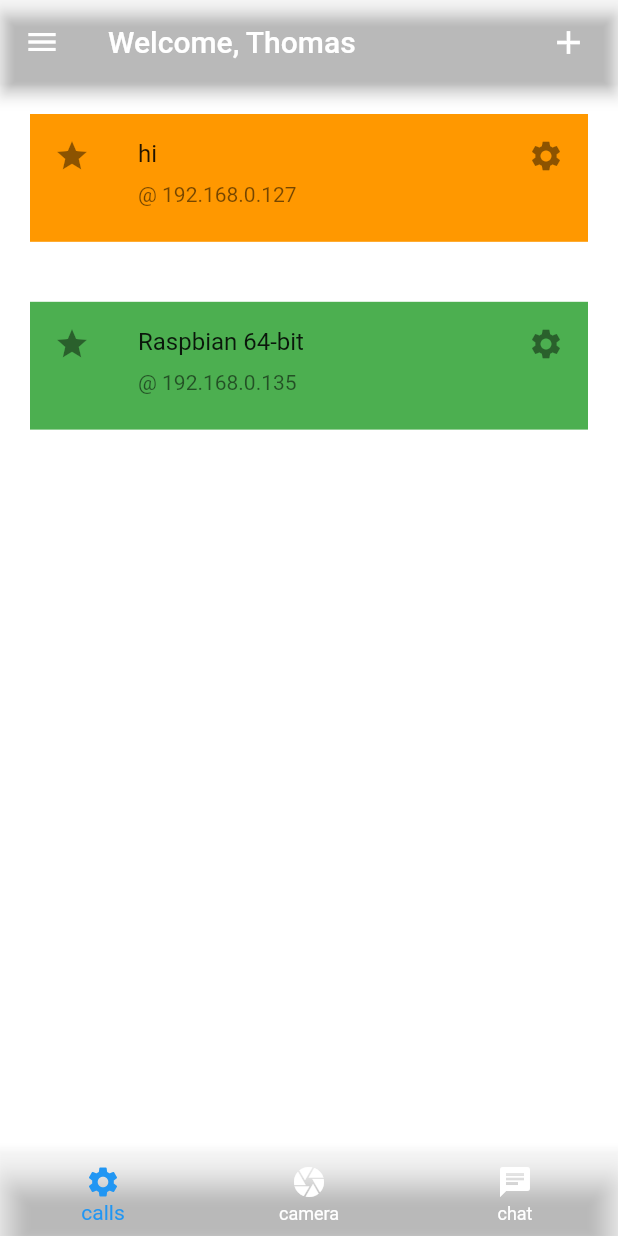
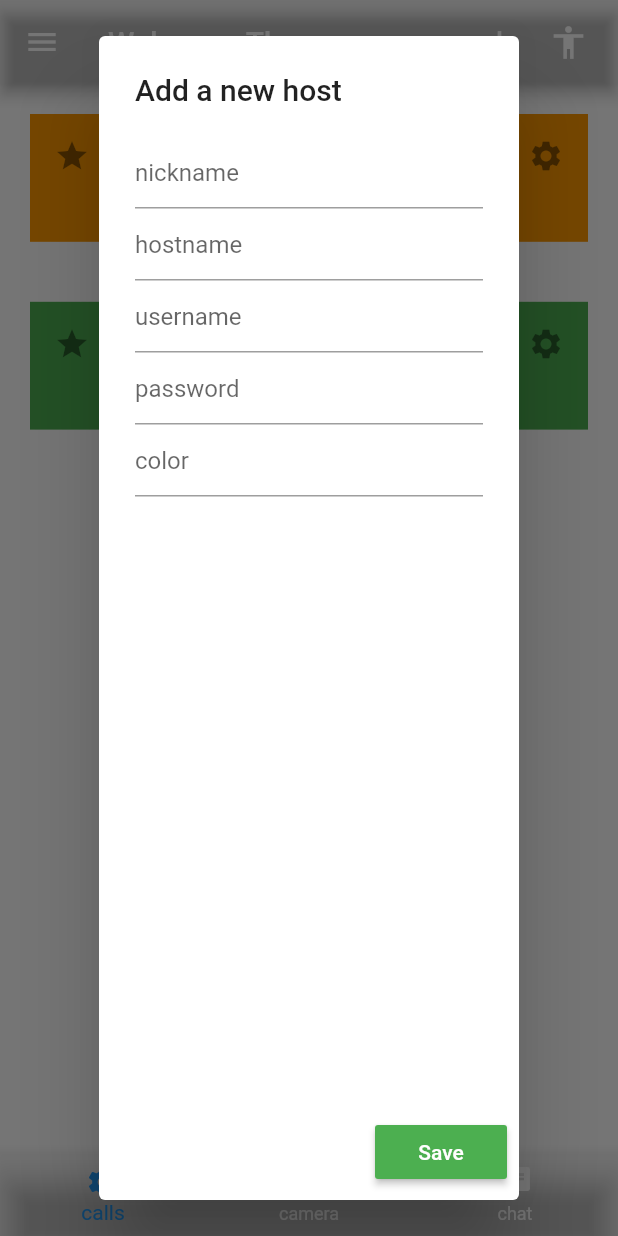
Before and after one commit to ThomasVuNguyen/comfySpace, a Flutter app: the screen it shows after launch, after a tap on the "add" icon, on a phone screen of 412 x 824 dp. Run offline on Flutter 3.47's test engine with Material 2 defaults, Android fonts, the phone set to English and light mode, and no system bars; our stand-ins replace shared_preferences; missing offline and left inert: authui, dart:ffi, dartssh2, virtual_keyboard_multi_language, xterm; accounts and stored records are empty.

Commit message:
Added variable for custom connection
Added functionality:
Storing username, host, password & preference data on memory
Ease of extract, modify, and wipe data with just 1 click for use & debugging

Note: Flutter is so freakin' fun

```diff
--- a/lib/main.dart
+++ b/lib/main.dart
@@ -8,12 +8,18 @@ import 'package:virtual_keyboard_multi_language/virtual_keyboard_multi_language.
 import 'package:flutter/cupertino.dart';
 import 'package:xterm/xterm.dart';
 import 'package:shared_preferences/shared_preferences.dart';
+String? nickname;
 String? hostname;
 int port = 22;
 String? username;
 String? password;
+String? color;
 const bgcolor = Color(0x001f1f1f);
-List<String> nameList = ["hi"];
+List<String> nameList = ["name1"];
+List<String> hostList = ["host1"];
+List<String> userList = [];
+List<String> passList = [];
+List<String> colorList = [];
 var name = "ok";
 
 void main() {
@@ -45,13 +51,6 @@ class Term extends StatefulWidget {
 } //MyHomePage
 
 class _WelcomePage extends State<Welcome>{
-  /*String? value1;
-  String? hostname;
-  int port = 22;
-  String? username;
-  String? password;
-  Color bgcolor = Color(0x001f1f1f);*/
-
   @override
   Widget build(BuildContext context) {
     return Scaffold(
@@ -70,13 +69,87 @@ class _WelcomePage extends State<Welcome>{
         actions: <Widget>[
           Padding(padding: const EdgeInsets.only(right: 20.0),
             child: GestureDetector(
-              onTap:(){},
+              onTap:(){
+                showDialog(context: context, builder:(BuildContext context){
+                  return AlertDialog(
+                    title: const Text("Add a new host"),
+                    content: Column(
+                      children: [
+                        TextField( //add nickname
+                          onChanged: (name1){
+                            nickname = name1;
+                            },
+                          decoration: const InputDecoration(
+                            hintText: "nickname",
+                          ),
+                        ),
+                        TextField( //add hostname
+                          onChanged: (host1){
+                            hostname = host1;
+                            ;},
+                          decoration: const InputDecoration(
+                            hintText: "hostname",
+                          ),
+                        ),
+                        TextField( //add username
+                          onChanged: (user1){
+                            username = user1;
+                            },
+                          decoration: const InputDecoration(
+                            hintText: "username",
+                          ),
+                        ),
+                        TextField( //add password
+                          onChanged: (pass1){
+                            password = pass1;
+                            },
+                          decoration: const InputDecoration(
+                            hintText: "password",
+                          ),
+                        ),
+                        TextField( //add color
+                          onChanged: (color1){
+                            color = color1;},
+                          decoration: const InputDecoration(
+                            hintText: "color",
+                          ),
+                        ),
+                      ],
+                    ),
+                    actions: <Widget>[
+                      MaterialButton(
+                          color: Colors.green,
+                          textColor: Colors.white,
+                          child: const Text("Save"),
+                          onPressed: (){
+                            newName(nickname!);
+                            newHost(hostname!);
+                            newUser(username!);
+                            newPass(password!);
+                            newColor(color!);
+                          }
+                      )
+                    ],
+                  );
+                });
+
+              },
               child: const Icon(
                 Icons.add,
                 size: 26.0,
               )
             ),
+          ),
+        Padding(padding: const EdgeInsets.only(right:20),
+        child: GestureDetector(
+          onTap:(){ //clear all data
+            clearData();
+          },
+          child: const Icon(
+            Icons.accessibility,
+            size: 26.0,
           )
+        ))
         ]
       ),
       body: Column(
@@ -87,7 +160,7 @@ class _WelcomePage extends State<Welcome>{
               leading: const Icon(
                 Icons.star,
               ),
-                  title: Text(nameList.elementAt(0)),
+                  title: Text("hi"),
               subtitle: const Text("@ 192.168.0.127"),
               //onTap: () => ,
               //onLongPress: () => ,
@@ -136,8 +209,7 @@ class _WelcomePage extends State<Welcome>{
                             MaterialButton(
                               color: Colors.green,
                                 textColor: Colors.white,
-                                child: const Text("Connect"),
-
+                                child: const Text("Save"),
                                 onPressed: (){
                               Navigator.push(
                                 context,
@@ -263,11 +335,66 @@ class _TerminalPage extends State<Term> {
 
 newName(String name) async{
   SharedPreferences prefs = await SharedPreferences.getInstance();
+  prefs.setStringList("listName", nameList);
   List<String> oldNameList = prefs.getStringList("listName")!;
   oldNameList.add(name);
   prefs.setStringList("listName", oldNameList);
   nameList = prefs.getStringList("listName")!;
-  print("new list");
-  print(nameList);
+  print("new name"); print(nameList!);
+}
 
+newHost(String name) async{
+  SharedPreferences prefs = await SharedPreferences.getInstance();
+  prefs.setStringList("listHost", hostList);
+  List<String> oldHostList = prefs.getStringList("listHost")!;
+  oldHostList.add(name);
+  prefs.setStringList("listHost", oldHostList);
+  hostList = prefs.getStringList("listHost")!;
+  print("new host"); print(hostList!);
 }
+
+newUser(String name) async{
+  SharedPreferences prefs = await SharedPreferences.getInstance();
+  prefs.setStringList("listUser", userList);
+  List<String> oldUserList = prefs.getStringList("listUser")!;
+  oldUserList.add(name);
+  prefs.setStringList("listUser", oldUserList);
+  userList = prefs.getStringList("listUser")!;
+  print("new user"); print(userList!);
+}
+
+newPass(String name) async{
+  SharedPreferences prefs = await SharedPreferences.getInstance();
+  prefs.setStringList("listPass", passList);
+  List<String> oldPassList = prefs.getStringList("listPass")!;
+  oldPassList.add(name);
+  prefs.setStringList("listPass", oldPassList);
+  passList = prefs.getStringList("listPass")!;
+  print("new pass"); print(passList!);
+}
+
+newColor(String name) async{
+  SharedPreferences prefs = await SharedPreferences.getInstance();
+  prefs.setStringList("listColor", colorList);
+  List<String> oldColorList = prefs.getStringList("listColor")!;
+  oldColorList.add(name);
+  prefs.setStringList("listColor", oldColorList);
+  colorList = prefs.getStringList("listColor")!;
+  print("new color"); print(colorList!);
+}
+
+clearData() async {
+  SharedPreferences prefs = await SharedPreferences.getInstance();
+  prefs.setStringList("listName", <String>[]);
+  prefs.setStringList("listHost", <String>[]);
+  prefs.setStringList("listUser", <String>[]);
+  prefs.setStringList("listPass", <String>[]);
+  prefs.setStringList("listColor", <String>[]);
+  nameList = <String>[];hostList = <String>[];userList = <String>[];passList = <String>[];colorList = <String>[];
+}
+/*
+Navigator.push(
+context,
+MaterialPageRoute(builder: (context) =>  const Term()),
+);
+*/
```
